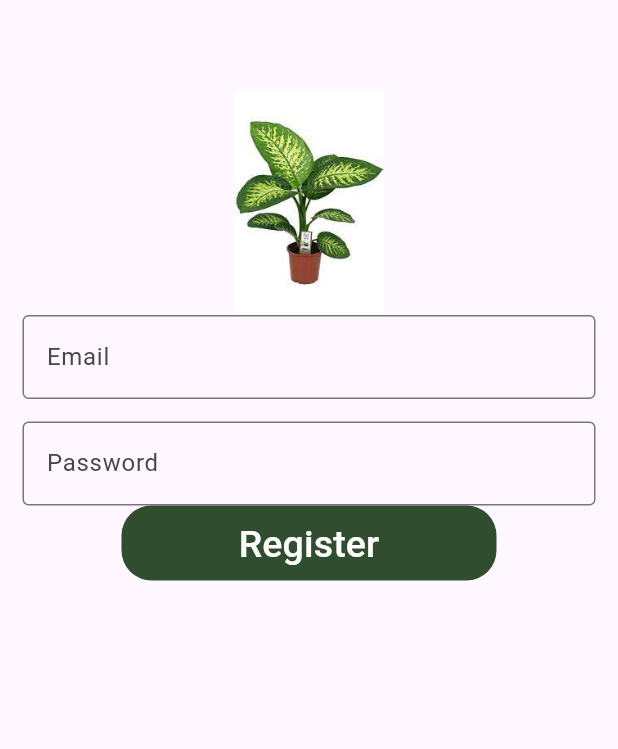
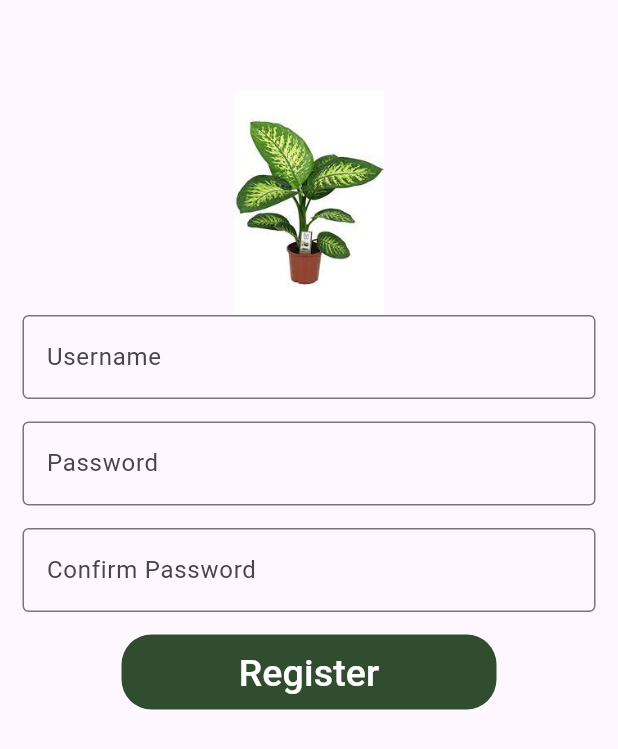
Before and after one commit to flutterankara/Plant-App, a Flutter app: the RegisterView screen opened directly, on a phone screen of 412 x 824 dp. Shown: the top 749 px of the screen. Run offline on Flutter 3.47's test engine with Material 3 defaults, Android fonts, the phone set to English and light mode, and no system bars; our stand-ins replace hive_flutter, image_picker, motion_tab_bar_v2; missing offline and left inert: kartal; accounts and stored records are empty.

```diff
--- a/lib/views/login/login_view.dart
+++ b/lib/views/login/login_view.dart
@@ -9,6 +9,8 @@ class LoginView extends StatefulWidget {
 }
 
 class _LoginViewState extends State<LoginView> {
+  final TextEditingController usernameController = TextEditingController();
+  final TextEditingController passwordController = TextEditingController();
   @override
   Widget build(BuildContext context) {
     return SafeArea(
@@ -32,9 +34,10 @@ class _LoginViewState extends State<LoginView> {
               //padding: const EdgeInsets.only(left:15.0,right: 15.0,top:0,bottom: 0),
               padding: EdgeInsets.symmetric(horizontal: 15),
               child: TextField(
+                controller: usernameController,
                 decoration: InputDecoration(
                     border: OutlineInputBorder(),
-                    labelText: 'Email',
+                    labelText: 'Username',
                     hintText: ''),
               ),
             ),
@@ -43,6 +46,7 @@ class _LoginViewState extends State<LoginView> {
                   left: 15.0, right: 15.0, top: 15, bottom: 0),
               //padding: EdgeInsets.symmetric(horizontal: 15),
               child: TextField(
+                controller: passwordController,
                 obscureText: true,
                 decoration: InputDecoration(
                     border: OutlineInputBorder(),
@@ -68,7 +72,9 @@ class _LoginViewState extends State<LoginView> {
                   color: Color.fromRGBO(48, 77, 48, 1),
                   borderRadius: BorderRadius.circular(20)),
               child: TextButton(
-                onPressed: () {},
+                onPressed: () {
+                  //
+                },
                 child: Text(
                   'Login',
                   style: TextStyle(color: Colors.white, fontSize: 25),
--- a/lib/views/login/register_view.dart
+++ b/lib/views/login/register_view.dart
@@ -1,4 +1,5 @@
 import 'package:flutter/material.dart';
+import 'login_view.dart';
 
 class RegisterView extends StatefulWidget {
   const RegisterView({Key? key}) : super(key: key);
@@ -8,6 +9,10 @@ class RegisterView extends StatefulWidget {
 }
 
 class _RegisterViewState extends State<RegisterView> {
+  final TextEditingController usernameController = TextEditingController();
+  final TextEditingController passwordController = TextEditingController();
+  final TextEditingController password2Controller = TextEditingController();
+
   @override
   Widget build(BuildContext context) {
     return SafeArea(
@@ -31,9 +36,10 @@ class _RegisterViewState extends State<RegisterView> {
               //padding: const EdgeInsets.only(left:15.0,right: 15.0,top:0,bottom: 0),
               padding: EdgeInsets.symmetric(horizontal: 15),
               child: TextField(
+                controller: usernameController,
                 decoration: InputDecoration(
                     border: OutlineInputBorder(),
-                    labelText: 'Email',
+                    labelText: 'Username',
                     hintText: ''),
               ),
             ),
@@ -42,10 +48,24 @@ class _RegisterViewState extends State<RegisterView> {
                   left: 15.0, right: 15.0, top: 15, bottom: 0),
               //padding: EdgeInsets.symmetric(horizontal: 15),
               child: TextField(
+                controller: passwordController,
                 obscureText: true,
                 decoration: InputDecoration(
                     border: OutlineInputBorder(),
                     labelText: 'Password',
+                    hintText: ''),
+              ),
+            ),
+            Padding(
+              padding: const EdgeInsets.only(
+                  left: 15.0, right: 15.0, top: 15, bottom: 15),
+              //padding: EdgeInsets.symmetric(horizontal: 15),
+              child: TextField(
+                controller: password2Controller,
+                obscureText: true,
+                decoration: InputDecoration(
+                    border: OutlineInputBorder(),
+                    labelText: 'Confirm Password',
                     hintText: ''),
               ),
             ),
@@ -56,7 +76,12 @@ class _RegisterViewState extends State<RegisterView> {
                   color: Color.fromRGBO(48, 77, 48, 1),
                   borderRadius: BorderRadius.circular(20)),
               child: TextButton(
-                onPressed: () {},
+                onPressed: () {
+                  Navigator.push(
+                    context,
+                    MaterialPageRoute(builder: (context) => const LoginView()),
+                  );
+                },
                 child: Text(
                   'Register',
                   style: TextStyle(color: Colors.white, fontSize: 25),
--- a/pubspec.yaml
+++ b/pubspec.yaml
@@ -40,6 +40,7 @@ dependencies:
   hive_flutter: ^1.1.0
   kartal: ^3.5.0
   motion_tab_bar_v2: ^0.3.0
+  image_picker: ^1.0.5
 
 dev_dependencies:
   flutter_test:
```
Also changed, not shown: lib/views/diary_view/diary_add_view.dart (+108 -0 lines), pubspec.lock, 5 other files.
